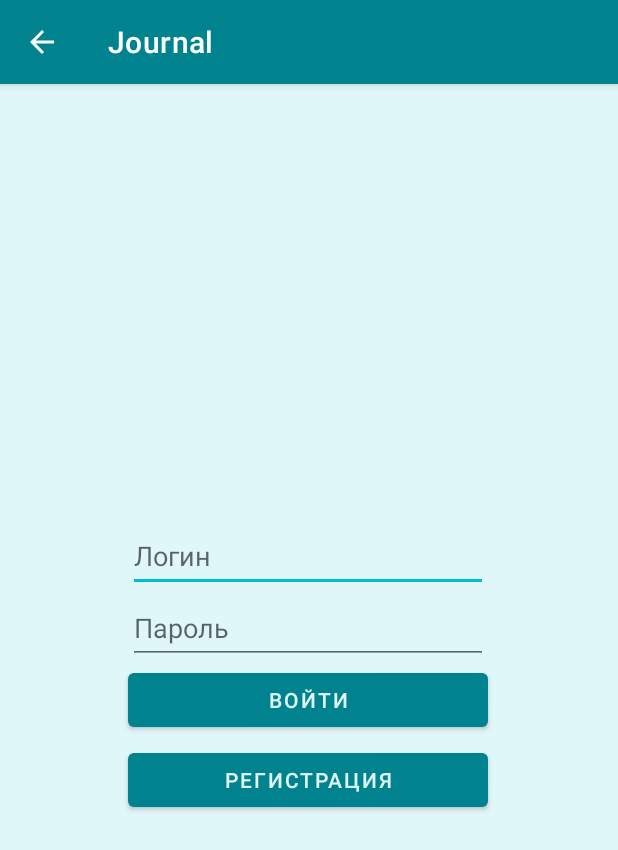
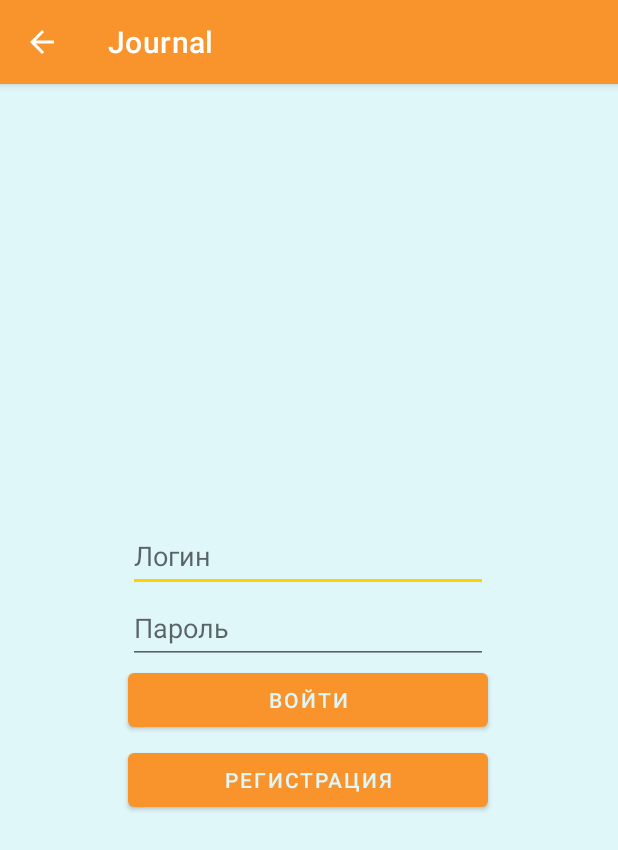
Before and after one commit to Fuuulkrum7/FoodJournal, an Android app: the LoginFragment screen opened directly, with no data from a screen before it, on a phone screen of 412 x 824 dp. Shown: the top 850 px of the screen. Run offline under Robolectric (Android 15) with nearby library versions, the phone set to English and light mode, and no system bars.

Commit message:
update ui

```diff
--- a/app/src/main/java/com/example/journal/MainActivity.java
+++ b/app/src/main/java/com/example/journal/MainActivity.java
@@ -1,6 +1,7 @@
 package com.example.journal;
 
 import android.annotation.SuppressLint;
+import android.app.PendingIntent;
 import android.content.Context;
 import android.content.Intent;
 import android.content.SharedPreferences;
--- a/app/src/main/java/com/example/journal/ui/home/HomeFragment.java
+++ b/app/src/main/java/com/example/journal/ui/home/HomeFragment.java
@@ -3,6 +3,7 @@ package com.example.journal.ui.home;
 import android.animation.Animator;
 import android.animation.AnimatorListenerAdapter;
 import android.annotation.SuppressLint;
+import android.graphics.drawable.ColorDrawable;
 import android.os.Bundle;
 import android.view.LayoutInflater;
 import android.view.Menu;
--- a/app/src/main/res/layout/activity_main.xml
+++ b/app/src/main/res/layout/activity_main.xml
@@ -28,6 +28,8 @@
         android:layout_height="wrap_content"
         android:layout_marginTop="1dp"
         android:background="?attr/navBackground"
+        app:itemTextColor="?textColor"
+        app:itemIconTint="?textColor"
         app:layout_constraintBottom_toBottomOf="parent"
         app:layout_constraintEnd_toEndOf="parent"
         app:layout_constraintHorizontal_bias="0.0"
--- a/app/src/main/res/menu/bottom_nav_menu.xml
+++ b/app/src/main/res/menu/bottom_nav_menu.xml
@@ -6,12 +6,6 @@
         android:icon="@drawable/home_icon"
         android:title="@string/title_home"
         android:actionLayout="@layout/fragment_home"/>
-
-    <item
-        android:id="@+id/navigation_search"
-        android:icon="@drawable/search_icon"
-        android:title="@string/title_search"
-        android:actionLayout="@layout/fragment_search"/>
 
     <item
         android:id="@+id/navigation_friends"
--- a/app/src/main/res/menu/home_page_menu.xml
+++ b/app/src/main/res/menu/home_page_menu.xml
@@ -6,5 +6,6 @@
         android:id="@+id/show_calendar"
         android:icon="@drawable/calendar_icon"
         android:title="Календарь"
+        android:iconTint="?textColor"
         app:showAsAction="ifRoom" />
 </menu>
--- a/app/src/main/res/values-night/themes.xml
+++ b/app/src/main/res/values-night/themes.xml
@@ -16,7 +16,7 @@
         <item name="backgroundColor">@color/primaryDarkColor</item>
         <item name="BreakfastView">@color/primaryDarkColor</item>
         <item name="LunchView">@color/primaryDarkColor</item>
-        <item name="DinnerView">@color/secondaryDarkColor</item>
+        <item name="DinnerView">@color/primaryDarkColor</item>
         <item name="OtherView">@color/secondaryDarkColor</item>
         <item name="navBackground">@color/primaryDarkColor</item>
         <item name="textColor">@color/primary_text</item>
--- a/app/src/main/res/values/colors.xml
+++ b/app/src/main/res/values/colors.xml
@@ -1,21 +1,21 @@
 <?xml version="1.0" encoding="utf-8"?>
 <resources>
     <color name="background">#E0F7FA</color>
-    <color name="primary_main">#00838f</color>
-    <color name="primary_light">#4fb3bf</color>
-    <color name="primary_dark">#005662</color>
-    <color name="secondary_main">#00bcd4</color>
-    <color name="secondary_light">#62efff</color>
-    <color name="secondary_dark">#008ba3</color>
+    <color name="primary_main">#f9932c</color>
+    <color name="primary_light">#f9e521</color>
+    <color name="primary_dark">#ffb700</color>
+    <color name="secondary_main">#ffd100</color>
+    <color name="secondary_light">#ffff00</color>
+    <color name="secondary_dark">#ffb700</color>
     <color name="primary_text">#e0f7fa</color>
-    <color name="secondary_text">#003027</color>
-    <color name="black">#FF000000</color>
+    <color name="secondary_text">#e05e23</color>
+    <color name="black">#FF444444</color>
     <color name="white">#FFFFFFFF</color>
 
-    <color name="primaryColor">#55d0ef</color>
-    <color name="primaryLightColor">#8fffff</color>
-    <color name="primaryDarkColor">#008DA6</color>
-    <color name="secondaryColor">#2cffbb</color>
-    <color name="secondaryLightColor">#78ffee</color>
-    <color name="secondaryDarkColor">#00B19C</color>
+    <color name="primaryColor">#ffeb00</color>
+    <color name="primaryLightColor">#f9e521</color>
+    <color name="primaryDarkColor">#facc0d</color>
+    <color name="secondaryColor">#ffdc26</color>
+    <color name="secondaryLightColor">#f4f56d</color>
+    <color name="secondaryDarkColor">#c9a501</color>
 </resources>
--- a/app/src/main/res/values/themes.xml
+++ b/app/src/main/res/values/themes.xml
@@ -15,9 +15,9 @@
         <item name="mainBackground">@color/background</item>
         <item name="BreakfastView">@color/primaryLightColor</item>
         <item name="LunchView">@color/primaryLightColor</item>
-        <item name="DinnerView">@color/secondaryLightColor</item>
+        <item name="DinnerView">@color/primaryLightColor</item>
         <item name="OtherView">@color/secondaryLightColor</item>
         <item name="navBackground">@color/primaryLightColor</item>
-        <item name="textColor">@color/secondary_text</item>
+        <item name="textColor">@color/black</item>
     </style>
 </resources>
```
